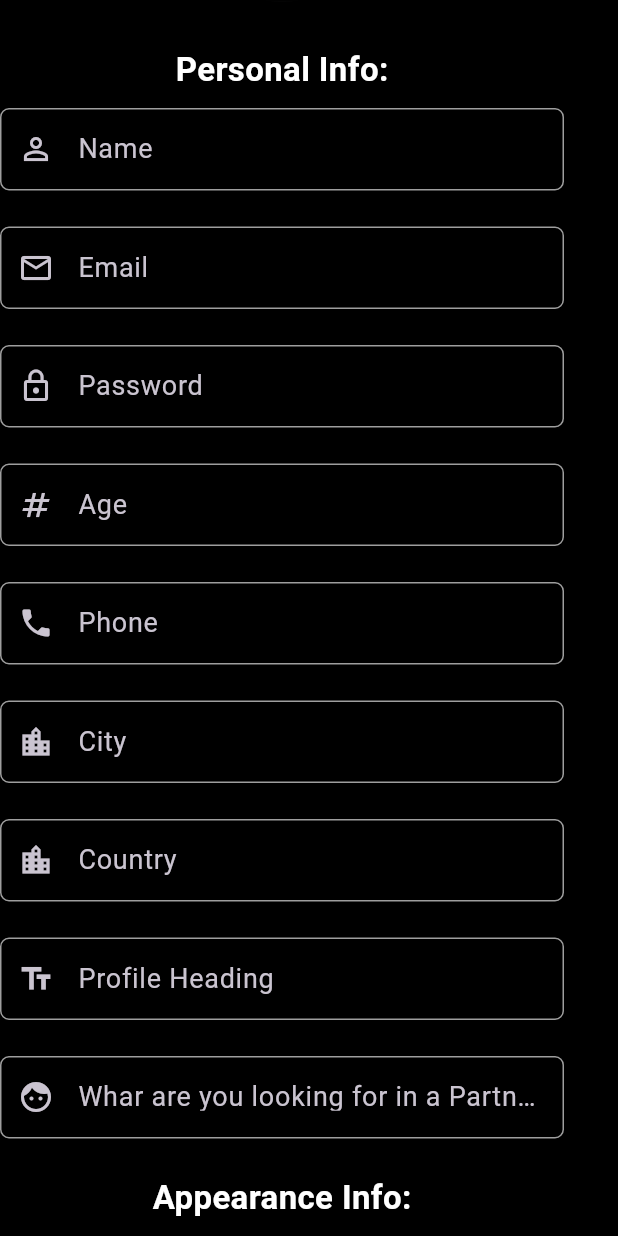
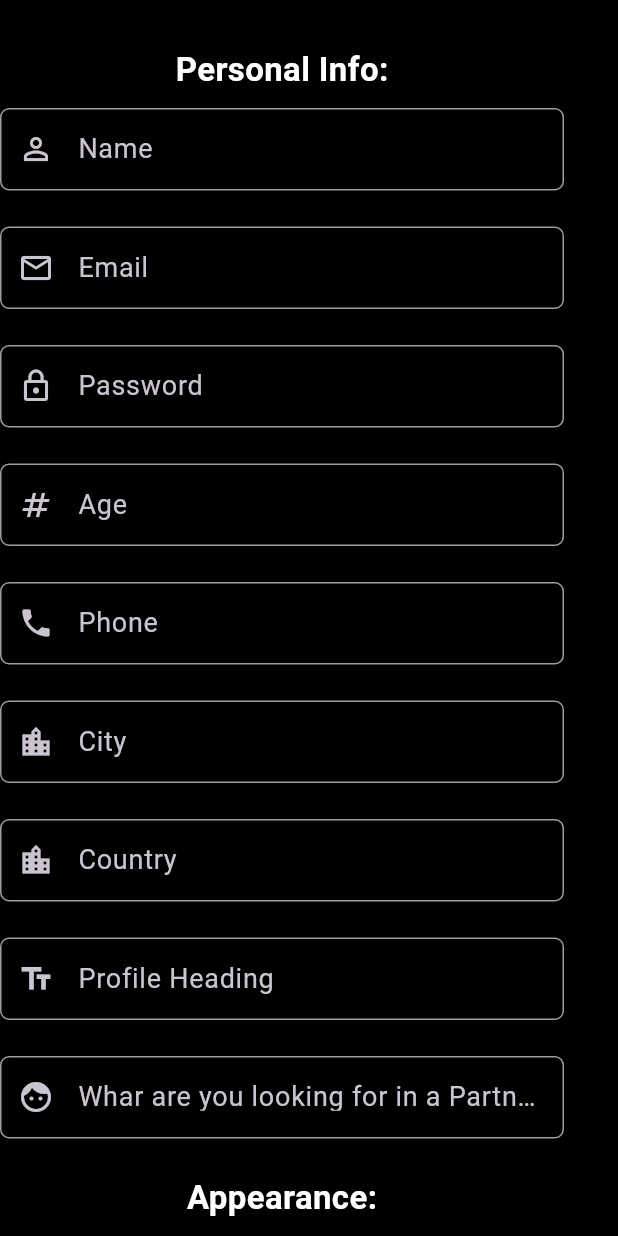
Before and after one commit to beshprakash11/dating_appfv1, a Flutter app: the RegistrationScreen screen opened directly, scrolled down 342 dp, on a phone screen of 412 x 824 dp. Run offline on Flutter 3.47's test engine with Material 3 defaults, Android fonts, the phone set to English and light mode, and no system bars; our stand-ins replace get.

```diff
--- a/lib/authenticationScreen/registration_screen.dart
+++ b/lib/authenticationScreen/registration_screen.dart
@@ -264,7 +264,7 @@ class _RegistrationScreenState extends State<RegistrationScreen> {
              * Appearance information field
              */
             const Text(
-              "Appearance Info:",
+              "Appearance:",
               style: TextStyle(
                 color: Colors.white,
                 fontSize: 22,
```
